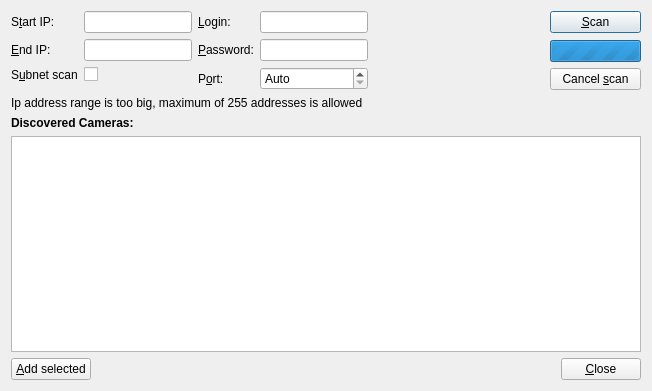
The window that client/src/ui/dialogs/camera_addition_dialog.ui (networkoptix/nx_open) describes before a commit, drawn with Qt 5.
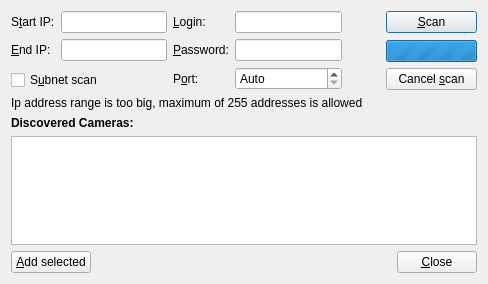
The same window after the commit. Custom widgets are drawn as their Qt base class.

Commit message:
Camera addition dialog improvements
<==== Mercurial data ====>
Branch: release_1.3.0

```diff
--- a/client/src/ui/dialogs/camera_addition_dialog.ui
+++ b/client/src/ui/dialogs/camera_addition_dialog.ui
@@ -6,8 +6,8 @@
    <rect>
     <x>0</x>
     <y>0</y>
-    <width>652</width>
-    <height>391</height>
+    <width>488</width>
+    <height>284</height>
    </rect>
   </property>
   <property name="sizePolicy">
@@ -28,16 +28,18 @@
   <property name="modal">
    <bool>true</bool>
   </property>
-  <layout class="QVBoxLayout" name="verticalLayout_2" stretch="0,0,0,1,0">
+  <layout class="QVBoxLayout" name="verticalLayout_2">
    <item>
-    <layout class="QHBoxLayout" name="scanLayout" stretch="0,0,1,0">
+    <layout class="QHBoxLayout" name="horizontalLayout">
+     <item>
+      <layout class="QVBoxLayout" name="verticalLayout_3">
      <item>
       <layout class="QFormLayout" name="subnetLayout">
        <property name="fieldGrowthPolicy">
         <enum>QFormLayout::AllNonFixedFieldsGrow</enum>
        </property>
        <item row="0" column="0">
-        <widget class="QLabel" name="singleIPLabel">
+          <widget class="QLabel" name="startIPLabel">
          <property name="sizePolicy">
           <sizepolicy hsizetype="Preferred" vsizetype="Preferred">
            <horstretch>0</horstretch>
@@ -94,17 +96,26 @@
          </property>
         </widget>
        </item>
-       <item row="2" column="1">
-        <widget class="QCheckBox" name="subnetCheckbox"/>
+        </layout>
        </item>
-       <item row="2" column="0">
-        <widget class="QLabel" name="subnetLabel">
+       <item>
+        <spacer name="verticalSpacer">
+         <property name="orientation">
+          <enum>Qt::Vertical</enum>
+         </property>
+         <property name="sizeHint" stdset="0">
+          <size>
+           <width>20</width>
+           <height>40</height>
+          </size>
+         </property>
+        </spacer>
+       </item>
+       <item>
+        <widget class="QCheckBox" name="subnetCheckbox">
          <property name="text">
           <string>S&amp;ubnet scan</string>
          </property>
-         <property name="buddy">
-          <cstring>subnetCheckbox</cstring>
-         </property>
         </widget>
        </item>
       </layout>
```
Lines whose indentation alone changed are shown as unchanged. The commit also changes 2 other files.
